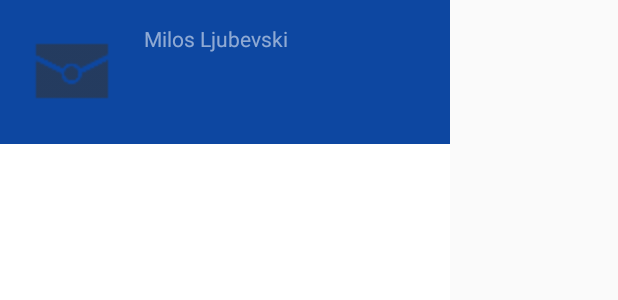
After one commit to mljubevski/AndroidYolo, an Android app: the layout include_main_nav_drawer.xml on its own in the app's theme, with its tools: preview values and no code run, on a phone screen of 412 x 824 dp. The commit adds this screen. Shown: the top 300 px of the screen. Run offline under Robolectric (Android 15) with nearby library versions, the phone set to English and light mode, and no system bars.

Commit message:
- finished nav drawer implementation and layout

```diff
--- a/app/src/main/java/com/mljubevski/yolo/activities/BaseActivity.java
+++ b/app/src/main/java/com/mljubevski/yolo/activities/BaseActivity.java
@@ -48,4 +48,9 @@ public class BaseActivity extends AppCompatActivity
         this.navDrawer = draver;
         this.navDrawer.create();
     }
+
+    public Toolbar getToolbar()
+    {
+        return toolbar;
+    }
 }
--- a/app/src/main/java/com/mljubevski/yolo/views/MainNavDrawer.java
+++ b/app/src/main/java/com/mljubevski/yolo/views/MainNavDrawer.java
@@ -17,8 +17,8 @@ public class MainNavDrawer extends NavDrawer
     {
         super(activity);
 
-        addItem(new ActivityNavDrawerItem(MainActivity.class, "Inbox", null, R.drawable.ic_action_unread, 0));
-        addItem(new BasicNavDrawerItem("Logout", null, R.drawable.ic_action_backspace, 0) {
+        addItem(new ActivityNavDrawerItem(MainActivity.class, "Inbox", null, R.drawable.ic_action_unread, R.id.include_main_nav_drawer_topItems));
+        addItem(new BasicNavDrawerItem("Logout", null, R.drawable.ic_action_backspace, R.id.include_main_nav_drawer_bottomItems) {
             @Override
             public void onClick(View view)
             {
--- a/app/src/main/res/drawable/list_item_nav_drawer_selected_item_background.xml
+++ b/app/src/main/res/drawable/list_item_nav_drawer_selected_item_background.xml
@@ -1,8 +1,5 @@
 <?xml version="1.0" encoding="utf-8"?>
 <shape
-
     xmlns:android="http://schemas.android.com/apk/res/android">
-
-    <solid android:color="#12000000" />
-
+    <solid android:color="#12000000"/>
 </shape>
--- /dev/null
+++ b/app/src/main/res/layout/include_main_nav_drawer.xml
@@ -0,0 +1,54 @@
+<?xml version="1.0" encoding="utf-8"?>
+<LinearLayout
+    xmlns:android="http://schemas.android.com/apk/res/android"
+    android:orientation="vertical"
+    android:layout_width="300dp"
+    android:layout_height="match_parent"
+    android:id="@+id/nav_drawer"
+    android:layout_gravity="start"
+    android:background="#fff">
+
+    <RelativeLayout
+        android:layout_width="match_parent"
+        android:layout_height="wrap_content"
+        android:background="#0D47A1">
+
+        <ImageView
+            android:layout_width="64dp"
+            android:layout_height="64dp"
+            android:layout_margin="16dp"
+            android:id="@+id/include_main_nav_drawer_avatar"
+            android:src="@drawable/ic_action_unread"/>
+
+        <TextView
+            android:layout_width="wrap_content"
+            android:layout_height="wrap_content"
+            android:layout_toRightOf="@id/include_main_nav_drawer_avatar"
+            android:layout_alignTop="@id/include_main_nav_drawer_avatar"
+            android:text="Milos Ljubevski"
+            android:textColor="#8affffff"
+            android:id="@+id/include_main_nav_drawer_displayName"/>
+
+    </RelativeLayout>
+
+    <ScrollView
+        android:layout_width="match_parent"
+        android:layout_height="0dp"
+        android:layout_weight="1">
+
+        <LinearLayout
+            android:layout_width="match_parent"
+            android:layout_height="wrap_content"
+            android:orientation="vertical"
+            android:id="@+id/include_main_nav_drawer_topItems"/>
+
+    </ScrollView>
+
+    <LinearLayout
+        android:layout_width="match_parent"
+        android:layout_height="wrap_content"
+        android:orientation="vertical"
+        android:background="#E3F2FD"
+        android:id="@+id/include_main_nav_drawer_bottomItems"/>
+
+</LinearLayout>
--- a/app/src/main/res/values/colors.xml
+++ b/app/src/main/res/values/colors.xml
@@ -2,4 +2,5 @@
 <resources>
     <color name="primaryDark">#2196f3</color>
     <color name="primaryDarker">#3f51b5</color>
+    <color name="list_item_nav_drawer_selected_item_text_color">#2196F3</color>
 </resources>
```
Also changed, not shown: app/src/main/java/com/mljubevski/yolo/views/NavDrawer.java (+142 -9 lines), app/src/main/res/layout/activity_main.xml (+20 -4 lines), app/src/main/res/layout/list_item_nav_drawer.xml (added, +39 -0 lines).
